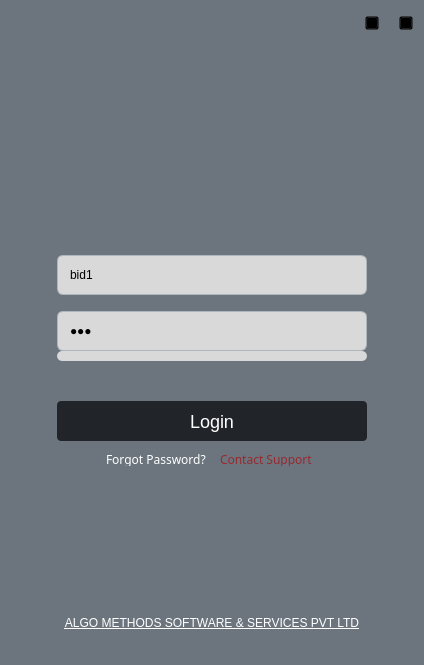
First picture: the form in loginwindow.ui, repository Likithanaidu07/qt, before the edit.
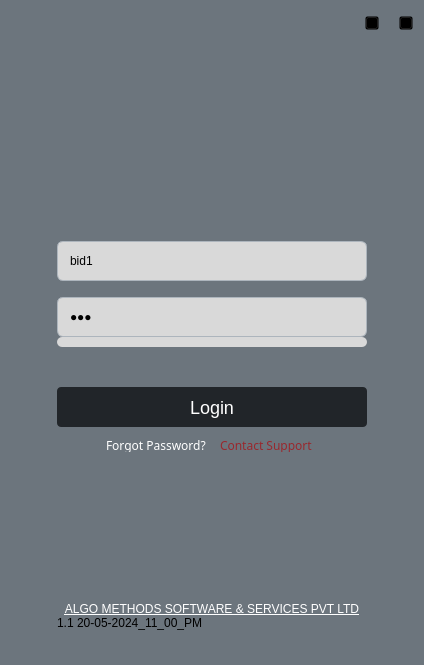
Second picture: the form after the edit.

```diff
--- a/loginwindow.ui
+++ b/loginwindow.ui
@@ -139,6 +139,13 @@
        </property>
       </widget>
      </item>
+     <item>
+      <widget class="QLabel" name="label">
+       <property name="text">
+        <string>1.1 20-05-2024_11_00_PM</string>
+       </property>
+      </widget>
+     </item>
     </layout>
    </item>
    <item row="7" column="1">
```
